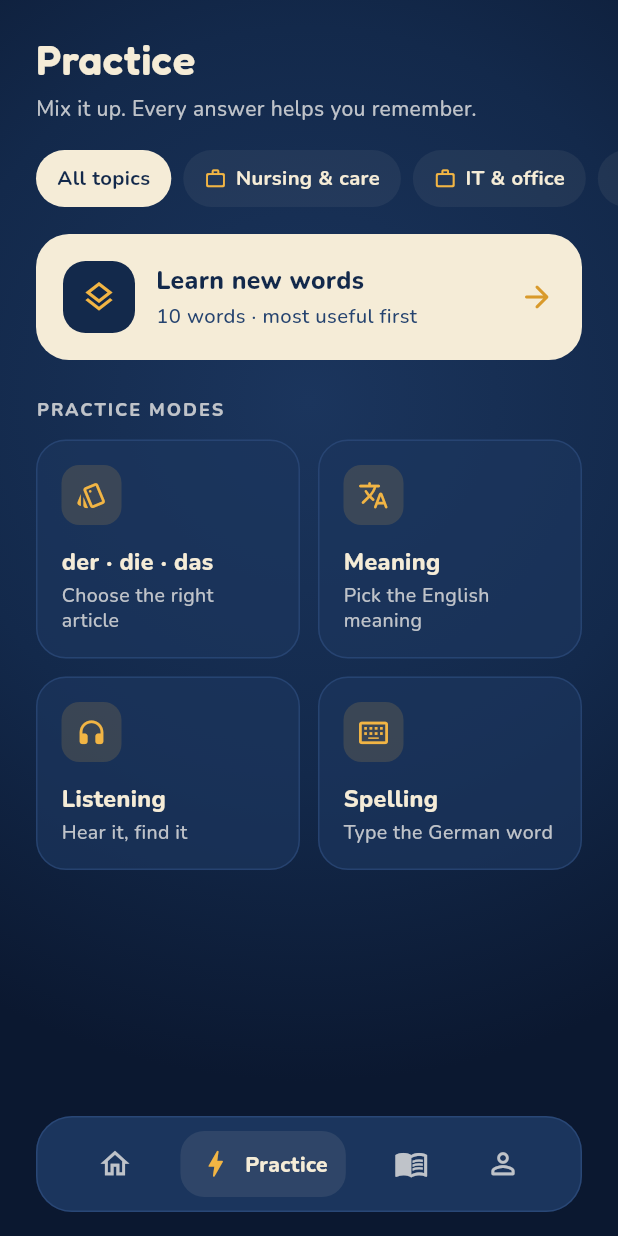
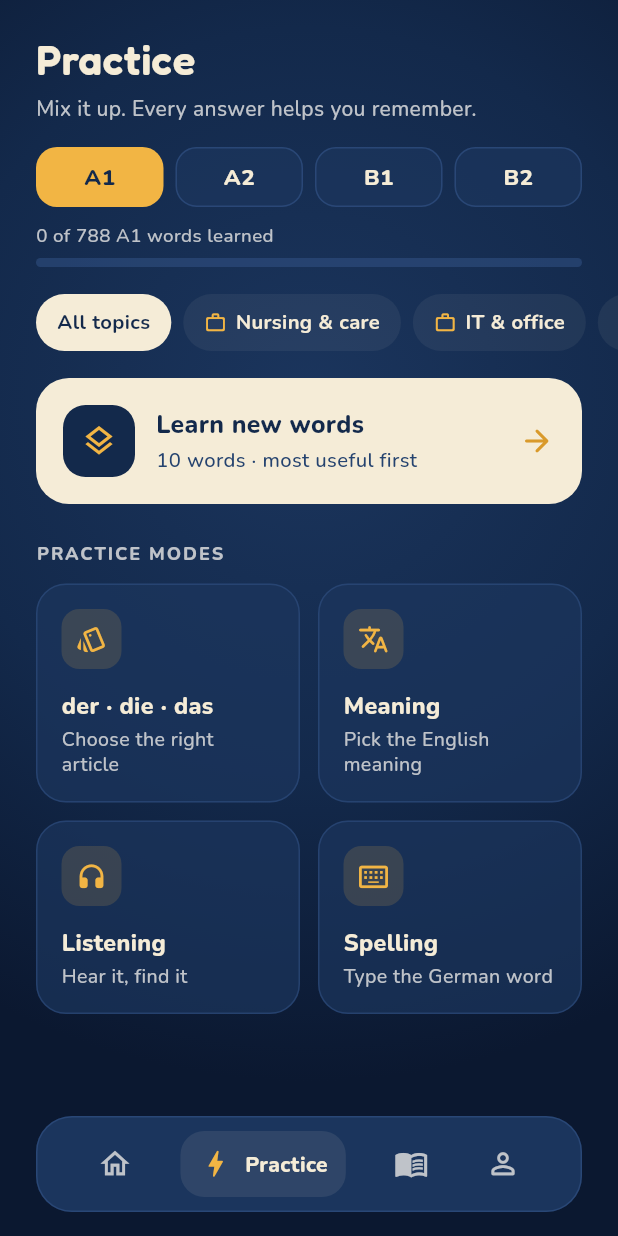
Before and after one commit to shakilshegu/hallo-leute, a Flutter app: the HomeScreen screen opened directly with empty values, item 2 of the bottom bar chosen, on a phone screen of 412 x 824 dp. Run offline on Flutter 3.47's test engine with Material 3 defaults, Android fonts, the phone set to English and light mode, and no system bars; our stand-ins replace flutter_local_notifications, flutter_timezone, flutter_tts, google_sign_in, sentry_flutter, share_plus and 3 more; accounts and stored records are empty.

Commit message:
Level picker (A1–B2) on Home, Practice and Words; level-up at 80%
- LevelBar: switch level, saved with the profile; progress in the level.
- LevelUpCard on Home suggests the next level at 80 % (none at B2).
- Topic cards, topic pages and the Words tab count only the level.
- Setup and Edit profile offer B2; a new setup level resets the study level.

Co-Authored-By: Claude Opus 5.5 <noreply@anthropic.com>

```diff
--- a/lib/features/home/home_screen.dart
+++ b/lib/features/home/home_screen.dart
@@ -79,8 +79,14 @@ class _HomeScreenState extends State<HomeScreen> {
         onOpenTopic: _openTopic,
         onOpenProfile: () => _select(_profile),
       ),
-      _practice => PracticeTab(dailyGoal: widget.profile.dailyGoal.words),
-      _words => WordsTab(sessionSize: widget.profile.dailyGoal.words),
+      _practice => PracticeTab(
+        dailyGoal: widget.profile.dailyGoal.words,
+        profile: widget.profile,
+      ),
+      _words => WordsTab(
+        sessionSize: widget.profile.dailyGoal.words,
+        profile: widget.profile,
+      ),
       _ => ProfileTab(profile: widget.profile),
     };
 
--- a/lib/features/home/widgets/home_cards.dart
+++ b/lib/features/home/widgets/home_cards.dart
@@ -657,18 +657,23 @@ class _Day extends StatelessWidget {
 class TopicCard extends StatelessWidget {
   const TopicCard({
     super.key,
+    this.total,
     required this.topic,
     required this.learned,
     required this.onTap,
   });
 
   final Topic topic;
+
+  /// Words in the topic at the study level (defaults to all).
+  final int? total;
   final int learned;
   final VoidCallback onTap;
 
   @override
   Widget build(BuildContext context) {
-    final progress = topic.wordCount == 0 ? 0.0 : learned / topic.wordCount;
+    final total = this.total ?? topic.wordCount;
+    final progress = total == 0 ? 0.0 : learned / total;
     return Pressable(
       onTap: onTap,
       semanticLabel: '${topic.english}, ${topic.german}',
@@ -713,7 +718,7 @@ class TopicCard extends StatelessWidget {
             ),
             const SizedBox(height: 6),
             Text(
-              '$learned / ${topic.wordCount} words',
+              '$learned / $total words',
               style: AppText.body(11.5, color: AppColors.creamMuted),
             ),
           ],
--- a/lib/features/practice/practice_tab.dart
+++ b/lib/features/practice/practice_tab.dart
@@ -2,7 +2,9 @@ import 'package:flutter/material.dart';
 
 import '../../data/progress.dart';
 import '../../data/vocabulary.dart';
+import '../../shared/widgets/level_bar.dart';
 import '../../shared/widgets/reveal.dart';
+import '../onboarding/onboarding_data.dart';
 import '../../theme/app_colors.dart';
 import '../../theme/app_text.dart';
 import '../home/widgets/home_cards.dart';
@@ -11,7 +13,10 @@ import 'quiz_screen.dart';
 
 /// All the ways to practise, optionally narrowed to one topic.
 class PracticeTab extends StatefulWidget {
-  const PracticeTab({super.key, required this.dailyGoal});
+  const PracticeTab({super.key, required this.dailyGoal, this.profile});
+
+  /// Learner profile, for the level picker (hidden without one).
+  final OnboardingData? profile;
 
   /// Words per "learn new words" session.
   final int dailyGoal;
@@ -59,6 +64,10 @@ class _PracticeTabState extends State<PracticeTab> {
                 style: AppText.body(14, color: AppColors.creamMuted),
               ),
             ),
+            if (widget.profile case final profile?) ...[
+              const SizedBox(height: 16),
+              _pad(LevelBar(profile: profile)),
+            ],
             const SizedBox(height: 18),
             SizedBox(
               height: 38,
--- a/lib/features/profile/edit_profile_sheet.dart
+++ b/lib/features/profile/edit_profile_sheet.dart
@@ -41,7 +41,10 @@ class _EditProfileSheetState extends State<_EditProfileSheet> {
   }
 
   Future<void> _save() async {
-    final p = widget.profile
+    final p = widget.profile;
+    // A new setup level also moves the study level (picker can override).
+    if (_level != p.level) p.studyLevel = null;
+    p
       ..name = _name.text.trim()
       ..level = _level
       ..dailyGoal = _goal;
--- a/lib/features/topics/topic_screen.dart
+++ b/lib/features/topics/topic_screen.dart
@@ -90,7 +90,7 @@ class _TopicScreenState extends State<TopicScreen> {
   Widget build(BuildContext context) {
     final t = widget.topic;
     final progress = ProgressScope.of(context);
-    final words = t.words;
+    final words = progress.wordsFor(t).toList();
     final learned = progress.learnedIn(t);
     final next = progress.nextNewWords(widget.sessionSize, topic: t);
     final ratio = words.isEmpty ? 0.0 : learned / words.length;
--- /dev/null
+++ b/lib/shared/widgets/level_bar.dart
@@ -0,0 +1,172 @@
+import 'package:flutter/material.dart';
+
+import '../../data/progress.dart';
+import '../../data/vocabulary.dart';
+import '../../features/onboarding/onboarding_data.dart';
+import '../../theme/app_colors.dart';
+import '../../theme/app_text.dart';
+
+/// A1 · A2 · B1 · B2 picker with progress in the chosen level. Switching
+/// saves the level with the learner's [profile] (synced).
+class LevelBar extends StatelessWidget {
+  const LevelBar({super.key, required this.profile});
+
+  final OnboardingData profile;
+
+  @override
+  Widget build(BuildContext context) {
+    final progress = ProgressScope.of(context);
+    final level = progress.studyLevel;
+    final total = progress.levelTotal;
+    final learned = progress.learnedAtLevel;
+    return Column(
+      crossAxisAlignment: CrossAxisAlignment.stretch,
+      children: [
+        Row(
+          children: [
+            for (final l in CefrLevel.values) ...[
+              if (l != CefrLevel.values.first) const SizedBox(width: 8),
+              Expanded(
+                child: _LevelChip(
+                  level: l,
+                  selected: l == level,
+                  onTap: () => progress.setStudyLevel(profile, l),
+                ),
+              ),
+            ],
+          ],
+        ),
+        const SizedBox(height: 10),
+        Text(
+          '$learned of $total ${level.code} words learned',
+          style: AppText.body(12.5, color: AppColors.creamMuted),
+        ),
+        const SizedBox(height: 6),
+        ClipRRect(
+          borderRadius: BorderRadius.circular(100),
+          child: LinearProgressIndicator(
+            value: total == 0 ? 0 : learned / total,
+            minHeight: 6,
+            backgroundColor: AppColors.navyLine.withValues(alpha: 0.5),
+            valueColor: const AlwaysStoppedAnimation(AppColors.mustard),
+          ),
+        ),
+      ],
+    );
+  }
+}
+
+class _LevelChip extends StatelessWidget {
+  const _LevelChip({
+    required this.level,
+    required this.selected,
+    required this.onTap,
+  });
+
+  final CefrLevel level;
+  final bool selected;
+  final VoidCallback onTap;
+
+  @override
+  Widget build(BuildContext context) {
+    final radius = BorderRadius.circular(14);
+    return Semantics(
+      button: true,
+      selected: selected,
+      label: selected ? 'Level ${level.code}, selected' : 'Level ${level.code}',
+      excludeSemantics: true,
+      child: Material(
+        color: selected
+            ? AppColors.mustard
+            : AppColors.navy800.withValues(alpha: 0.7),
+        shape: RoundedRectangleBorder(
+          borderRadius: radius,
+          side: selected
+              ? BorderSide.none
+              : BorderSide(color: AppColors.navyLine.withValues(alpha: 0.6)),
+        ),
+        child: InkWell(
+          borderRadius: radius,
+          onTap: selected ? null : onTap,
+          child: SizedBox(
+            height: 40,
+            child: Center(
+              child: Text(
+                level.code,
+                style: AppText.body(
+                  15,
+                  weight: FontWeight.w800,
+                  color: selected ? AppColors.navy : AppColors.cream,
+                ),
+              ),
+            ),
+          ),
+        ),
+      ),
+    );
+  }
+}
+
+/// Suggests the next level once 80 % of the current one is learned.
+/// Shows nothing otherwise (or at B2).
+class LevelUpCard extends StatelessWidget {
+  const LevelUpCard({super.key, required this.profile});
+
+  final OnboardingData profile;
+
+  static const threshold = 0.8;
+
+  @override
+  Widget build(BuildContext context) {
+    final progress = ProgressScope.of(context);
+    final level = progress.studyLevel;
+    final next = level.next;
+    final total = progress.levelTotal;
+    if (next == null || total == 0) return const SizedBox.shrink();
+    final share = progress.learnedAtLevel / total;
+    if (share < threshold) return const SizedBox.shrink();
+
+    return Container(
+      padding: const EdgeInsets.fromLTRB(16, 14, 16, 14),
+      decoration: BoxDecoration(
+        color: AppColors.navy800.withValues(alpha: 0.7),
+        borderRadius: BorderRadius.circular(20),
+        border: Border.all(color: AppColors.mustard.withValues(alpha: 0.6)),
+      ),
+      child: Row(
+        children: [
+          const Icon(Icons.trending_up_rounded, color: AppColors.mustard),
+          const SizedBox(width: 12),
+          Expanded(
+            child: Column(
+              crossAxisAlignment: CrossAxisAlignment.start,
+              children: [
+                Text(
+                  'Ready for ${next.code}?',
+                  style: AppText.body(
+                    15.5,
+                    weight: FontWeight.w800,
+                    color: AppColors.cream,
+                  ),
+                ),
+                Text(
+                  "You've learned ${(share * 100).floor()}% of ${level.code}.",
+                  style: AppText.body(13.5, color: AppColors.creamMuted),
+                ),
+              ],
+            ),
+          ),
+          const SizedBox(width: 8),
+          FilledButton(
+            onPressed: () => progress.setStudyLevel(profile, next),
+            style: FilledButton.styleFrom(
+              backgroundColor: AppColors.mustard,
+              foregroundColor: AppColors.navy,
+            ),
+            child: Text('Start ${next.code}'),
+          ),
+        ],
+      ),
+    );
+  }
+}
```
Also changed, not shown: lib/features/home/home_tab.dart (+7 -1 lines), lib/features/words/words_tab.dart (+24 -8 lines), 2 other files.
